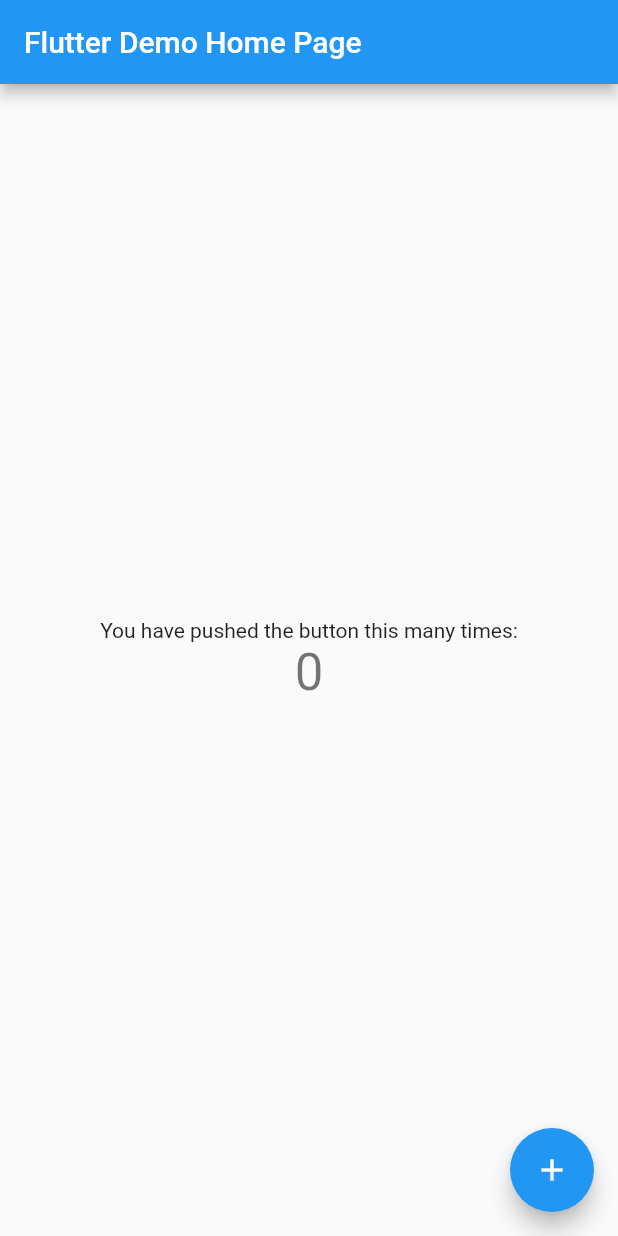
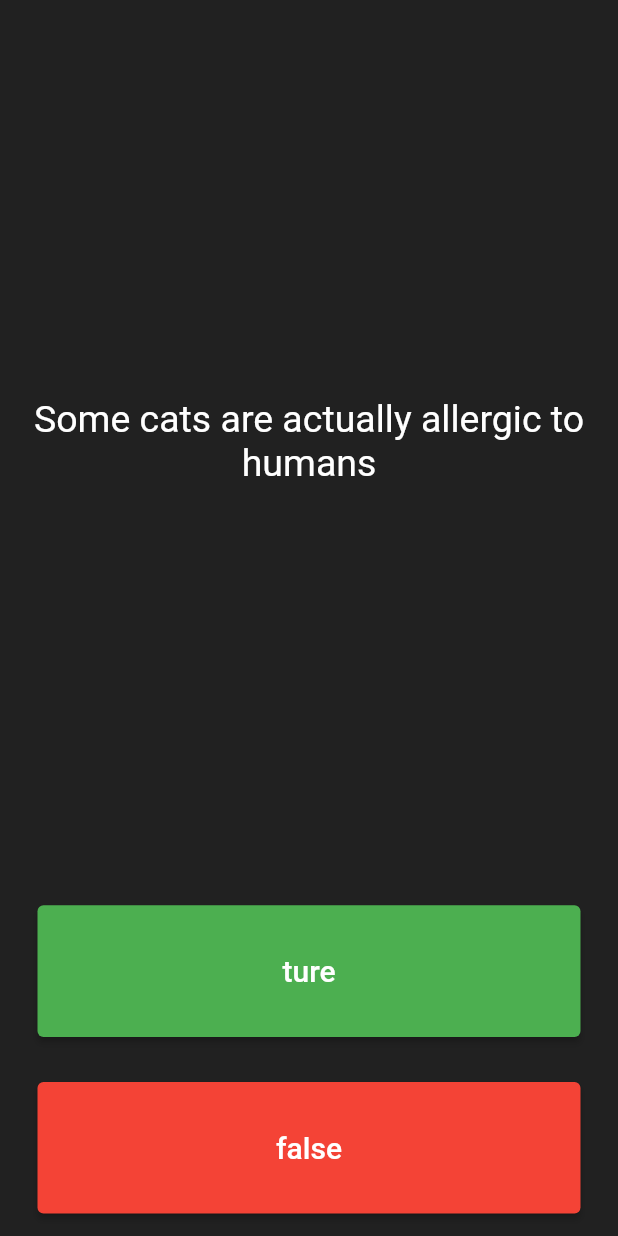
Before and after one commit to arvan903/random_quiz_app_flutter, a Flutter app: the screen it shows after launch, on a phone screen of 412 x 824 dp. Run offline on Flutter 3.47's test engine with Material 2 defaults, Android fonts, the phone set to English and light mode, and no system bars; our stand-ins replace rflutter_alert.

Commit message:
project had rebuild Completely

```diff
--- a/lib/main.dart
+++ b/lib/main.dart
@@ -1,115 +1,137 @@
 import 'package:flutter/material.dart';
+import 'quiz_brain.dart';
+import 'package:rflutter_alert/rflutter_alert.dart';
+
+QuizBrain quizBrain = QuizBrain();
 
 void main() {
-  runApp(const MyApp());
+  runApp(const QuizZer());
 }
 
-class MyApp extends StatelessWidget {
-  const MyApp({Key? key}) : super(key: key);
+class QuizZer extends StatelessWidget {
+  const QuizZer({Key? key}) : super(key: key);
 
-  // This widget is the root of your application.
   @override
   Widget build(BuildContext context) {
     return MaterialApp(
-      title: 'Flutter Demo',
-      theme: ThemeData(
-        // This is the theme of your application.
-        //
-        // Try running your application with "flutter run". You'll see the
-        // application has a blue toolbar. Then, without quitting the app, try
-        // changing the primarySwatch below to Colors.green and then invoke
-        // "hot reload" (press "r" in the console where you ran "flutter run",
-        // or simply save your changes to "hot reload" in a Flutter IDE).
-        // Notice that the counter didn't reset back to zero; the application
-        // is not restarted.
-        primarySwatch: Colors.blue,
+      debugShowCheckedModeBanner: false,
+      home: Scaffold(
+        backgroundColor: Colors.grey.shade900,
+        body: const SafeArea(
+          child: Padding(
+            padding: EdgeInsets.symmetric(horizontal: 10),
+            child: QuizPage(),
+          ),
+        ),
       ),
-      home: const MyHomePage(title: 'Flutter Demo Home Page'),
     );
   }
 }
 
-class MyHomePage extends StatefulWidget {
-  const MyHomePage({Key? key, required this.title}) : super(key: key);
-
-  // This widget is the home page of your application. It is stateful, meaning
-  // that it has a State object (defined below) that contains fields that affect
-  // how it looks.
-
-  // This class is the configuration for the state. It holds the values (in this
-  // case the title) provided by the parent (in this case the App widget) and
-  // used by the build method of the State. Fields in a Widget subclass are
-  // always marked "final".
-
-  final String title;
+class QuizPage extends StatefulWidget {
+  const QuizPage({Key? key}) : super(key: key);
 
   @override
-  State<MyHomePage> createState() => _MyHomePageState();
+  State<QuizPage> createState() => _QuizPageState();
 }
 
-class _MyHomePageState extends State<MyHomePage> {
-  int _counter = 0;
+class _QuizPageState extends State<QuizPage> {
+  List<Icon> scoreKeeper = [];
+  void checkAnswer(bool userPickedAnswer) {
+    bool correctAnswer = quizBrain.getCorrectAnswer();
 
-  void _incrementCounter() {
     setState(() {
-      // This call to setState tells the Flutter framework that something has
-      // changed in this State, which causes it to rerun the build method below
-      // so that the display can reflect the updated values. If we changed
-      // _counter without calling setState(), then the build method would not be
-      // called again, and so nothing would appear to happen.
-      _counter++;
+      if (quizBrain.isFinished() == true) {
+        Alert(
+          context: context,
+          title: 'Finished!',
+          desc: 'You\'ve reached the end of the quiz.',
+          buttons: [
+            DialogButton(
+                color: Colors.yellow,
+                child: const Text('Ok'),
+                onPressed: () {
+                  Navigator.pop(context);
+                })
+          ],
+        ).show();
+
+        quizBrain.reset();
+
+        scoreKeeper = [];
+      } else {
+        if (userPickedAnswer == correctAnswer) {
+          scoreKeeper.add(
+            const Icon(
+              Icons.check,
+              color: Colors.green,
+            ),
+          );
+        } else {
+          scoreKeeper.add(
+            const Icon(
+              Icons.close,
+              color: Colors.red,
+            ),
+          );
+        }
+      }
+
+      quizBrain.nextQuestion();
     });
   }
 
   @override
   Widget build(BuildContext context) {
-    // This method is rerun every time setState is called, for instance as done
-    // by the _incrementCounter method above.
-    //
-    // The Flutter framework has been optimized to make rerunning build methods
-    // fast, so that you can just rebuild anything that needs updating rather
-    // than having to individually change instances of widgets.
-    return Scaffold(
-      appBar: AppBar(
-        // Here we take the value from the MyHomePage object that was created by
-        // the App.build method, and use it to set our appbar title.
-        title: Text(widget.title),
-      ),
-      body: Center(
-        // Center is a layout widget. It takes a single child and positions it
-        // in the middle of the parent.
-        child: Column(
-          // Column is also a layout widget. It takes a list of children and
-          // arranges them vertically. By default, it sizes itself to fit its
-          // children horizontally, and tries to be as tall as its parent.
-          //
-          // Invoke "debug painting" (press "p" in the console, choose the
-          // "Toggle Debug Paint" action from the Flutter Inspector in Android
-          // Studio, or the "Toggle Debug Paint" command in Visual Studio Code)
-          // to see the wireframe for each widget.
-          //
-          // Column has various properties to control how it sizes itself and
-          // how it positions its children. Here we use mainAxisAlignment to
-          // center the children vertically; the main axis here is the vertical
-          // axis because Columns are vertical (the cross axis would be
-          // horizontal).
-          mainAxisAlignment: MainAxisAlignment.center,
-          children: <Widget>[
-            const Text(
-              'You have pushed the button this many times:',
+    return Column(
+      mainAxisAlignment: MainAxisAlignment.spaceBetween,
+      crossAxisAlignment: CrossAxisAlignment.stretch,
+      children: [
+        Expanded(
+          flex: 5,
+          child: Padding(
+            padding: const EdgeInsets.all(10),
+            child: Center(
+              child: Text(
+                quizBrain.getQuestionText(),
+                textAlign: TextAlign.center,
+                style: const TextStyle(fontSize: 25, color: Colors.white),
+              ),
             ),
-            Text(
-              '$_counter',
-              style: Theme.of(context).textTheme.headline4,
+          ),
+        ),
+        Expanded(
+          child: Padding(
+            padding: const EdgeInsets.all(15),
+            child: ElevatedButton(
+              style: ElevatedButton.styleFrom(primary: Colors.green),
+              onPressed: () {
+                checkAnswer(true);
+              },
+              child: const Text(
+                'ture',
+                style: TextStyle(color: Colors.white, fontSize: 20),
+              ),
             ),
-          ],
+          ),
         ),
-      ),
-      floatingActionButton: FloatingActionButton(
-        onPressed: _incrementCounter,
-        tooltip: 'Increment',
-        child: const Icon(Icons.add),
-      ), // This trailing comma makes auto-formatting nicer for build methods.
+        Expanded(
+          child: Padding(
+            padding: const EdgeInsets.all(15),
+            child: ElevatedButton(
+              style: ElevatedButton.styleFrom(primary: Colors.red),
+              onPressed: () {
+                checkAnswer(false);
+              },
+              child: const Text(
+                'false',
+                style: TextStyle(color: Colors.white, fontSize: 20),
+              ),
+            ),
+          ),
+        ),
+        Row(children: scoreKeeper),
+      ],
     );
   }
 }
--- a/pubspec.yaml
+++ b/pubspec.yaml
@@ -34,6 +34,7 @@
   # The following adds the Cupertino Icons font to your application.
   # Use with the CupertinoIcons class for iOS style icons.
   cupertino_icons: ^1.0.2
+  rflutter_alert: ^2.0.4
 
 dev_dependencies:
   flutter_test:
```
Also changed, not shown: pubspec.lock.
